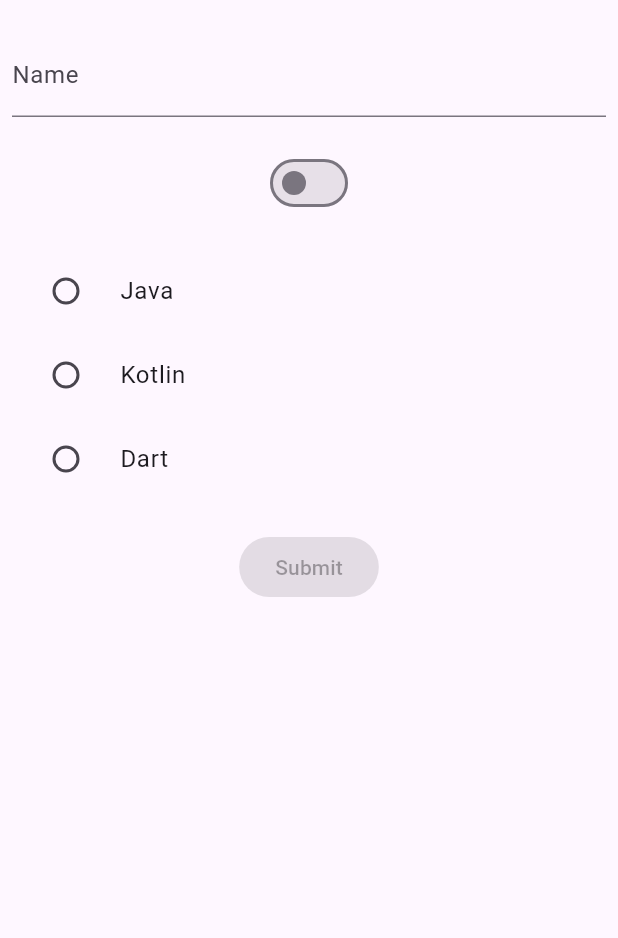
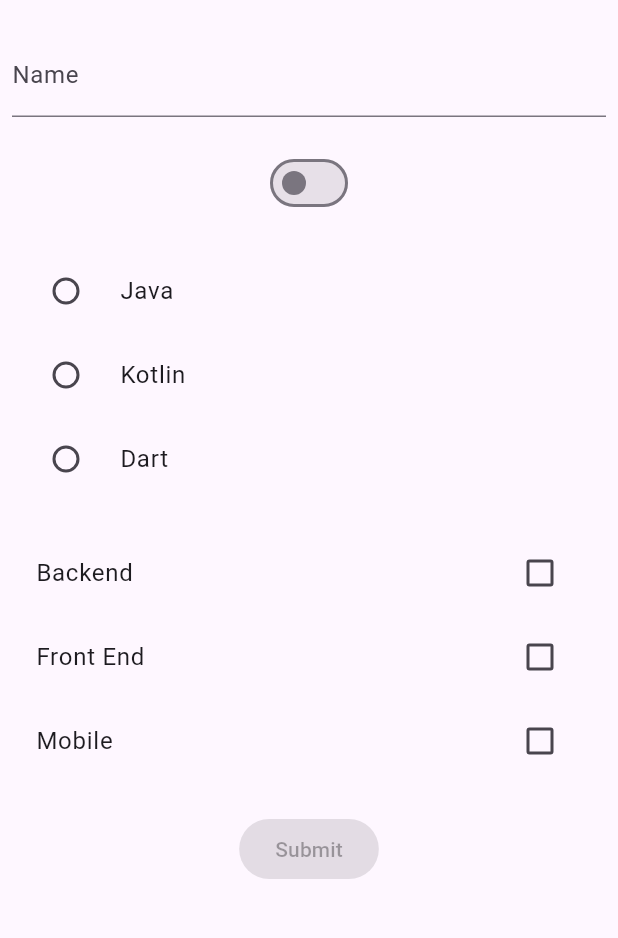
Before and after one commit to bayutp/dicoding-flutter-pemula, a Flutter app: the screen it shows after launch, on a phone screen of 412 x 824 dp, the part 63-1001 px from its top. Run offline on Flutter 3.47's test engine with Material 3 defaults, Android fonts, the phone set to English and light mode, and no system bars.

Commit message:
Explore checkbox list tile

```diff
--- a/lib/input.dart
+++ b/lib/input.dart
@@ -13,6 +13,12 @@ class _LoginScreenState extends State<LoginScreen> {
   bool _isEnabled = false;
   bool _isMerried = false;
   String? language;
+  final List<String> skills = ['Backend', 'Front End', 'Mobile'];
+  final Map<String, bool> skillSelected = {
+    'Backend': false,
+    'Front End': false,
+    'Mobile': false,
+  };
   // String _name = '';
   @override
   void initState() {
@@ -75,13 +81,33 @@ class _LoginScreenState extends State<LoginScreen> {
                   .toList(),
             ),
             SizedBox(height: 20),
+            Column(
+              children: skills.map((String s) {
+                return CheckboxListTile(
+                  value: skillSelected[s],
+                  onChanged: (bool? value) {
+                    setState(() {
+                      skillSelected[s] = value ?? false;
+                    });
+                  },
+                  title: Text(s),
+                );
+              }).toList(),
+            ),
+            SizedBox(height: 20),
             ElevatedButton(
               onPressed: _isEnabled
                   ? () {
+                      final selectedOnly = skillSelected.entries
+                          .where((entry) => entry.value == true)
+                          .map((entry) => entry.key)
+                          .toList();
                       showDialog(
                         context: context,
                         builder: (context) => AlertDialog(
-                          content: Text('Helo, ${_controller.text}'),
+                          content: Text(
+                            'Helo, ${_controller.text}\nStatus: ${_isMerried ? 'Menikah' : 'Single'}\nFavorit: $language\nSkills: ${selectedOnly.join(', ')}',
+                          ),
                         ),
                       );
                     }
```
